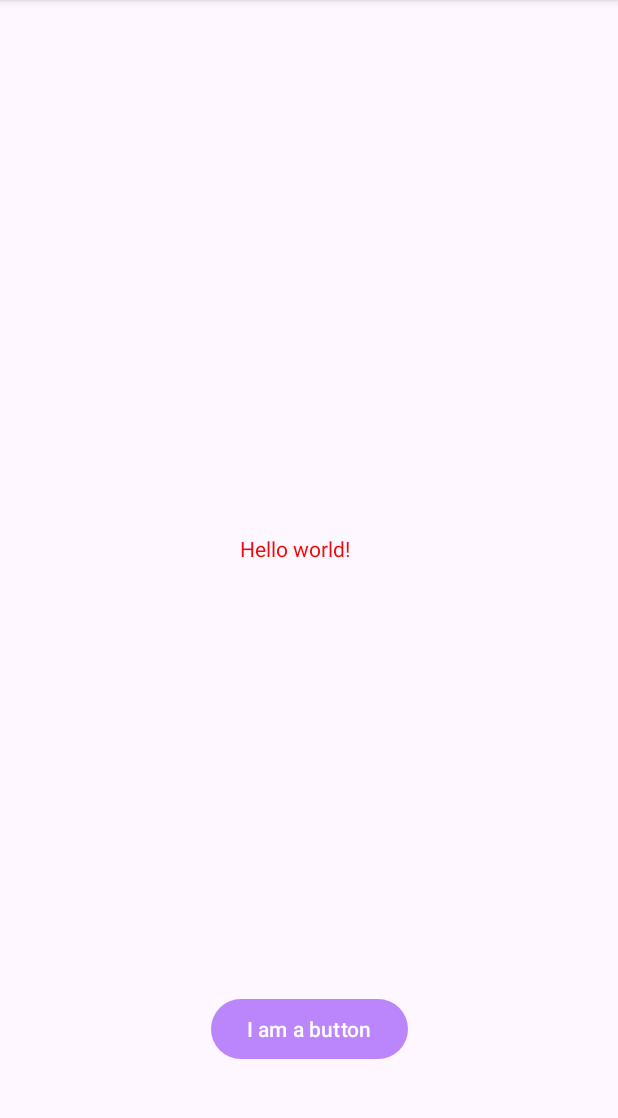
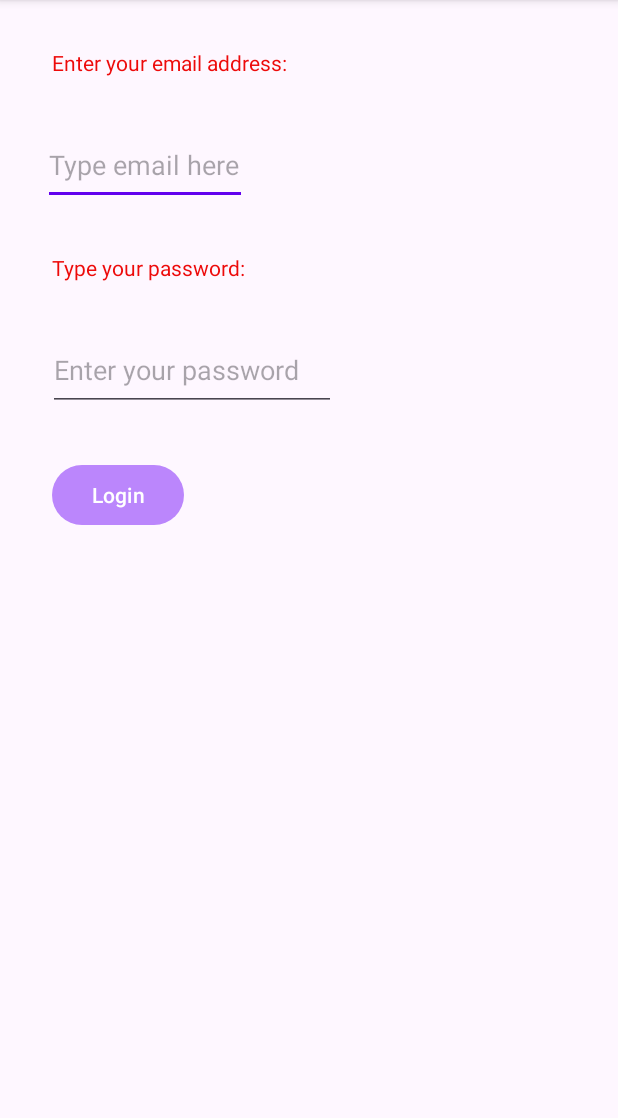
Before and after one commit to Jasman5911/Jasman_Andriod_Labs, an Android app: the screen it shows after launch (MainActivity), on a phone screen of 412 x 824 dp, the part 96-1214 px from its top. Run offline under Robolectric (Android 15) with nearby library versions, the phone set to English and light mode, and no system bars.

Commit message:
Week4 lab finished

```diff
--- a/app/src/main/AndroidManifest.xml
+++ b/app/src/main/AndroidManifest.xml
@@ -1,6 +1,9 @@
 <?xml version="1.0" encoding="utf-8"?>
 <manifest xmlns:android="http://schemas.android.com/apk/res/android"
     xmlns:tools="http://schemas.android.com/tools">
+    <uses-feature android:name="android.hardware.telephony" android:required="false" />
+    <uses-permission android:name="android.permission.CALL_PHONE"/>
+    <uses-feature android:name="android.hardware.camera" android:required="true"/>
 
     <application
         android:allowBackup="true"
@@ -13,6 +16,9 @@
         android:theme="@style/Theme.JasmansAndriodLabs"
         tools:targetApi="31">
         <activity
+            android:name=".SecondActivity"
+            android:exported="false" />
+        <activity
             android:name=".MainActivity"
             android:exported="true">
             <intent-filter>
--- a/app/src/main/java/algonquin/cst2335/sing1693/MainActivity.java
+++ b/app/src/main/java/algonquin/cst2335/sing1693/MainActivity.java
@@ -2,13 +2,70 @@ package algonquin.cst2335.sing1693;
 
 import androidx.appcompat.app.AppCompatActivity;
 
+import android.content.Context;
+import android.content.Intent;
+import android.content.SharedPreferences;
 import android.os.Bundle;
+import android.util.Log;
+import android.widget.Button;
+import android.widget.EditText;
 
 public class MainActivity extends AppCompatActivity {
+
+    private static String TAG = "MainActivity";
 
     @Override
     protected void onCreate(Bundle savedInstanceState) {
         super.onCreate(savedInstanceState);
         setContentView(R.layout.activity_main);
+
+        Button loginButton = findViewById(R.id.loginButton);
+        EditText emailEditText = findViewById(R.id.edittextEmail);
+
+        SharedPreferences prefs = getSharedPreferences("MyData", Context.MODE_PRIVATE);
+        SharedPreferences.Editor editor = prefs.edit();
+
+        String emailAddress = prefs.getString("LoginName", "");
+
+        emailEditText.setText(emailAddress);
+        loginButton.setOnClickListener( clk-> {
+            editor.putString("LoginName", emailEditText.getText().toString());
+            editor.apply();
+            Intent nextPage = new Intent( MainActivity.this, SecondActivity.class);
+            nextPage.putExtra( "EmailAddress", emailEditText.getText().toString() );
+            startActivity( nextPage);
+        } );
+
+        Log.w( TAG, "is the first function that gets created when an application is launched. There are several other functions that get called when an application is launching:" );
+    }
+
+    @Override
+    protected void onPause() {
+        super.onPause();
+        Log.w(TAG,"The application no longer responds to user input");
+    }
+
+    @Override
+    protected void onResume() {
+        super.onResume();
+        Log.w(TAG,"The application is now responding to user input");
+    }
+
+    @Override
+    protected void onStart() {
+        super.onStart();
+        Log.w(TAG,"The application is now visible on screen");
+    }
+
+    @Override
+    protected void onStop() {
+        super.onStop();
+        Log.w(TAG,"The application is no longer visible");
+    }
+
+    @Override
+    protected void onDestroy() {
+        super.onDestroy();
+        Log.w(TAG,"Any memory used by the application is freed");
     }
 }
--- a/app/src/main/res/layout/activity_main.xml
+++ b/app/src/main/res/layout/activity_main.xml
@@ -4,25 +4,71 @@
     xmlns:tools="http://schemas.android.com/tools"
     android:layout_width="match_parent"
     android:layout_height="match_parent"
+    android:visibility="visible"
     tools:context=".MainActivity">
 
     <TextView
-        android:layout_width="92dp"
-        android:layout_height="48dp"
-        android:text="@string/hello_message"
-        app:layout_constraintBottom_toBottomOf="parent"
+        android:id="@+id/textEmail"
+        android:layout_width="wrap_content"
+        android:layout_height="wrap_content"
+        android:layout_marginStart="32dp"
+        android:layout_marginTop="32dp"
+        android:text="Enter your email address:"
         app:layout_constraintEnd_toEndOf="parent"
+        app:layout_constraintHorizontal_bias="0.013"
         app:layout_constraintStart_toStartOf="parent"
         app:layout_constraintTop_toTopOf="parent" />
 
-    <Button
+    <EditText
+        android:id="@+id/edittextEmail"
+        android:layout_width="136dp"
+        android:layout_height="53dp"
+        android:layout_marginStart="32dp"
+        android:layout_marginTop="32dp"
+        android:hint="Type email here"
+        android:inputType="textEmailAddress"
+        app:layout_constraintEnd_toEndOf="parent"
+        app:layout_constraintEnd_toStartOf="@+id/textEmail"
+        app:layout_constraintHorizontal_bias="0.025"
+        app:layout_constraintStart_toStartOf="parent"
+        app:layout_constraintTop_toBottomOf="@+id/textEmail" />
+
+    <TextView
+        android:id="@+id/textPassword"
         android:layout_width="wrap_content"
         android:layout_height="wrap_content"
-        android:layout_marginBottom="50dp"
-        android:text="@string/button_message"
-        app:layout_constraintBottom_toBottomOf="parent"
+        android:layout_marginStart="32dp"
+        android:layout_marginTop="32dp"
+        android:layout_marginEnd="246dp"
+        android:text="Type your password:"
         app:layout_constraintEnd_toEndOf="parent"
-        app:layout_constraintHorizontal_bias="0.5"
-        app:layout_constraintStart_toStartOf="parent" />
+        app:layout_constraintStart_toStartOf="parent"
+        app:layout_constraintTop_toBottomOf="@+id/edittextEmail" />
+
+    <EditText
+        android:id="@+id/edittextPassword"
+        android:layout_width="192dp"
+        android:layout_height="54dp"
+        android:layout_marginStart="32dp"
+        android:layout_marginTop="32dp"
+        android:layout_marginEnd="356dp"
+        android:hint="Enter your password"
+        android:inputType="textPassword"
+        app:layout_constraintEnd_toEndOf="parent"
+        app:layout_constraintHorizontal_bias="0.0"
+        app:layout_constraintStart_toStartOf="parent"
+        app:layout_constraintTop_toBottomOf="@+id/textPassword" />
+
+    <Button
+        android:id="@+id/loginButton"
+        android:layout_width="wrap_content"
+        android:layout_height="wrap_content"
+        android:layout_marginStart="32dp"
+        android:layout_marginTop="32dp"
+        android:text="Login"
+        app:layout_constraintEnd_toEndOf="parent"
+        app:layout_constraintHorizontal_bias="0.01"
+        app:layout_constraintStart_toStartOf="parent"
+        app:layout_constraintTop_toBottomOf="@+id/edittextPassword" />
 
 </androidx.constraintlayout.widget.ConstraintLayout>
```
Also changed, not shown: app/src/main/java/algonquin/cst2335/sing1693/SecondActivity.java (added, +106 -0 lines), app/src/main/res/layout/activity_second.xml (added, +68 -0 lines).
